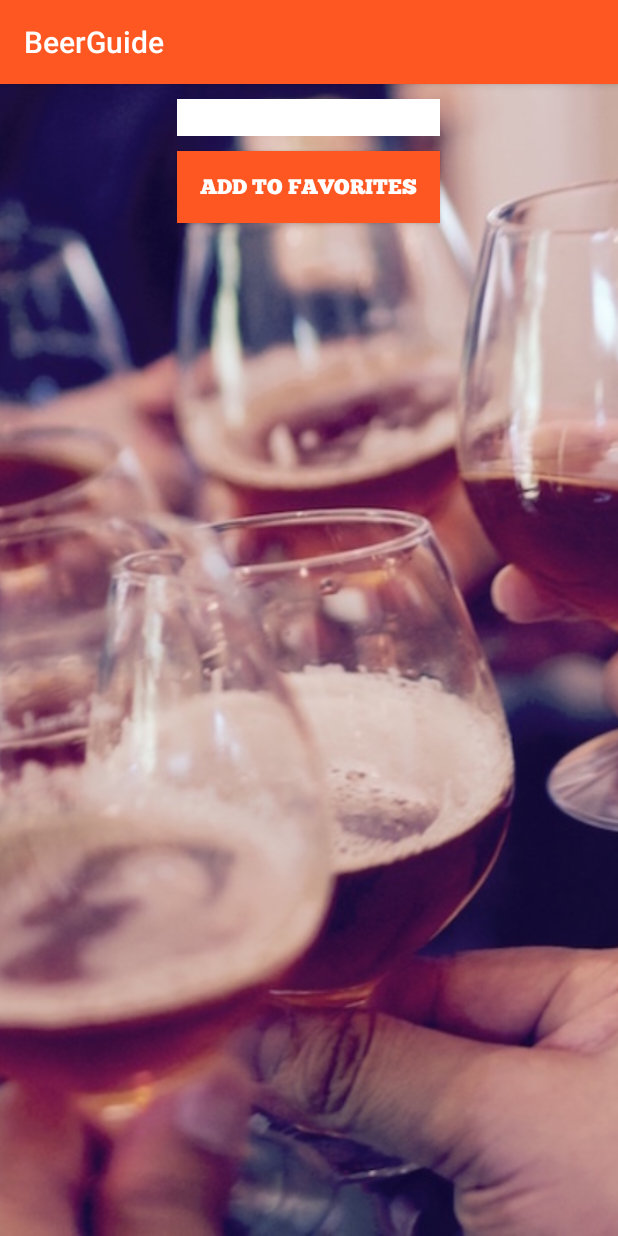
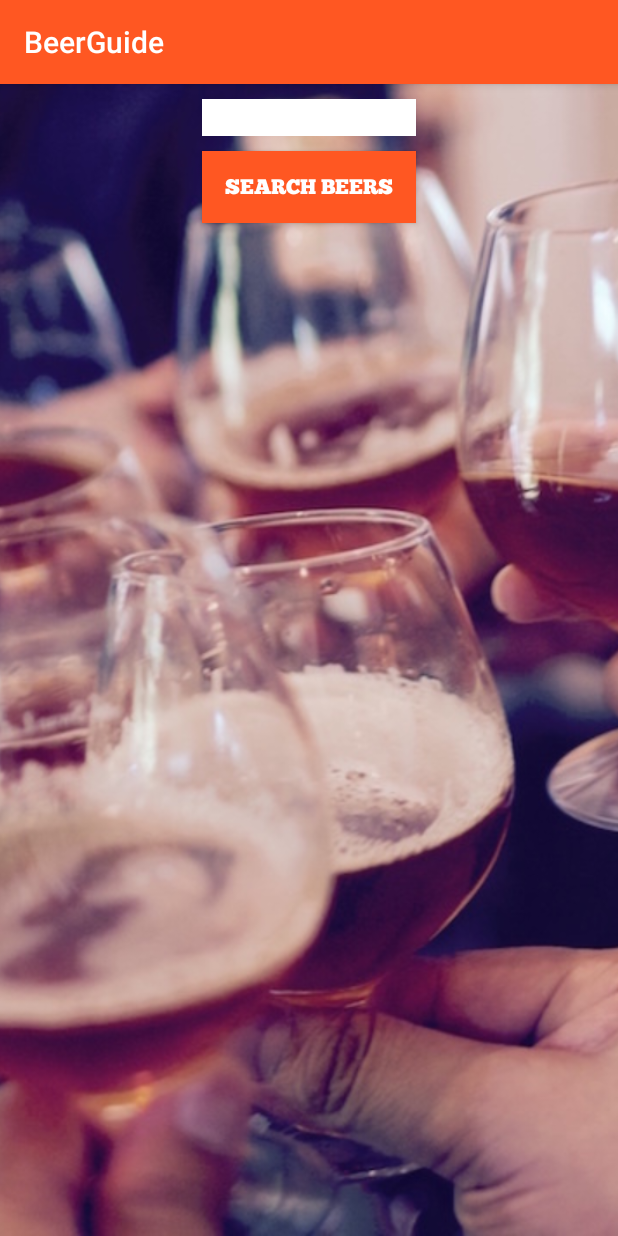
Before and after one commit to crneff84/BeerGuide, an Android app: the BeerActivity screen opened directly, with no data from a screen before it, on a phone screen of 412 x 824 dp. Run offline under Robolectric (Android 15) with nearby library versions, the phone set to English and light mode, and no system bars; our stand-ins replace ButterKnife.

Commit message:
add models for beers and breweries api calls

```diff
--- a/app/src/main/java/com/epicodus/beerguide/BeerActivity.java
+++ b/app/src/main/java/com/epicodus/beerguide/BeerActivity.java
@@ -16,7 +16,7 @@ import butterknife.Bind;
 import butterknife.ButterKnife;
 
 public class BeerActivity extends AppCompatActivity implements View.OnClickListener {
-    @Bind(R.id.beerAddButton) Button mBeerAddButton;
+    @Bind(R.id.beerFindButton) Button mBeerFindButton;
     @Bind(R.id.beerEditText) EditText mBeerEditText;
     @Bind(R.id.beerListView) ListView mBeerListView;
     private ArrayList<String> beers = new ArrayList<>();
@@ -28,14 +28,15 @@ public class BeerActivity extends AppCompatActivity implements View.OnClickListe
         ButterKnife.bind(this);
 
         Typeface chunkFiveFont = Typeface.createFromAsset(getAssets(), "fonts/Chunkfive.otf");
-        mBeerAddButton.setTypeface(chunkFiveFont);
+        mBeerFindButton.setTypeface(chunkFiveFont);
 
-        mBeerAddButton.setOnClickListener(this);
+        mBeerFindButton.setOnClickListener(this);
     }
 
 
     @Override
     public void onClick(View v) {
+        if(v == mBeerFindButton) {
             String beerInput = mBeerEditText.getText().toString();
             if(beerInput.equals("")) {
                 Toast.makeText(BeerActivity.this, "Enter a Beer", Toast.LENGTH_LONG).show();
@@ -46,3 +47,4 @@ public class BeerActivity extends AppCompatActivity implements View.OnClickListe
             }
         }
     }
+}
--- a/app/src/main/res/layout/activity_beer.xml
+++ b/app/src/main/res/layout/activity_beer.xml
@@ -20,10 +20,10 @@
         android:singleLine="true"
         android:imeOptions="actionNext"
         android:layout_marginTop="10dp"
-        android:layout_alignLeft="@+id/beerAddButton"
-        android:layout_alignStart="@+id/beerAddButton"
-        android:layout_alignRight="@+id/beerAddButton"
-        android:layout_alignEnd="@+id/beerAddButton" />
+        android:layout_alignLeft="@+id/beerFindButton"
+        android:layout_alignStart="@+id/beerFindButton"
+        android:layout_alignRight="@+id/beerFindButton"
+        android:layout_alignEnd="@+id/beerFindButton" />
 
     <Button
         android:layout_width="wrap_content"
@@ -32,15 +32,15 @@
         android:textColor="@color/icons"
         android:padding="15dp"
         android:layout_marginTop="10dp"
-        android:text="Add to Favorites"
-        android:id="@+id/beerAddButton"
+        android:text="Search Beers"
+        android:id="@+id/beerFindButton"
         android:layout_below="@+id/beerEditText"
         android:layout_centerHorizontal="true" />
 
     <ListView
         android:layout_width="match_parent"
         android:layout_height="wrap_content"
-        android:layout_below="@id/beerAddButton"
+        android:layout_below="@id/beerFindButton"
         android:layout_marginTop="10dp"
         android:id="@+id/beerListView"
         android:background="@color/icons"
--- a/app/src/main/res/layout/activity_main.xml
+++ b/app/src/main/res/layout/activity_main.xml
@@ -22,6 +22,7 @@
         android:layout_marginBottom="15dp"
         android:singleLine="true"
         android:imeOptions="actionGo"
+        android:hint="Enter Your Zip Code"
         android:layout_above="@+id/findBreweryButton"
         android:layout_alignRight="@+id/findBreweryButton"
         android:layout_alignEnd="@+id/findBreweryButton"
```
Also changed, not shown: app/src/main/java/com/epicodus/beerguide/Beer.java (added, +28 -0 lines), app/src/main/java/com/epicodus/beerguide/BeerSearchService.java (added, +66 -0 lines), app/src/main/java/com/epicodus/beerguide/BreweriesActivity.java (+5 -3 lines), app/src/main/java/com/epicodus/beerguide/Brewery.java (added, +7 -0 lines), app/src/main/java/com/epicodus/beerguide/BreweryDbService.java (deleted, +0 -8 lines), app/src/main/java/com/epicodus/beerguide/BrewerySearchService.java (added, +7 -0 lines), app/src/main/res/layout/activity_breweries2.xml (+7 -7 lines), app/src/main/res/drawable/beerplaceholder.jpg (added). Lines whose indentation alone changed are shown as unchanged.
